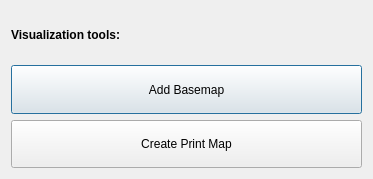
Before: the Qt Designer form LDMP/gui/DlgVisualization.ui in ConservationInternational/trends.earth, drawn with Qt 5.
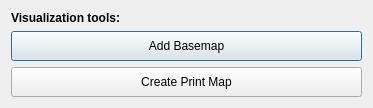
After: the same form once the commit is applied.

```diff
--- a/LDMP/gui/DlgVisualization.ui
+++ b/LDMP/gui/DlgVisualization.ui
@@ -10,11 +10,11 @@
     <x>0</x>
     <y>0</y>
     <width>373</width>
-    <height>179</height>
+    <height>103</height>
    </rect>
   </property>
   <property name="sizePolicy">
-   <sizepolicy hsizetype="Fixed" vsizetype="Fixed">
+   <sizepolicy hsizetype="Fixed" vsizetype="Minimum">
     <horstretch>0</horstretch>
     <verstretch>0</verstretch>
    </sizepolicy>
```
